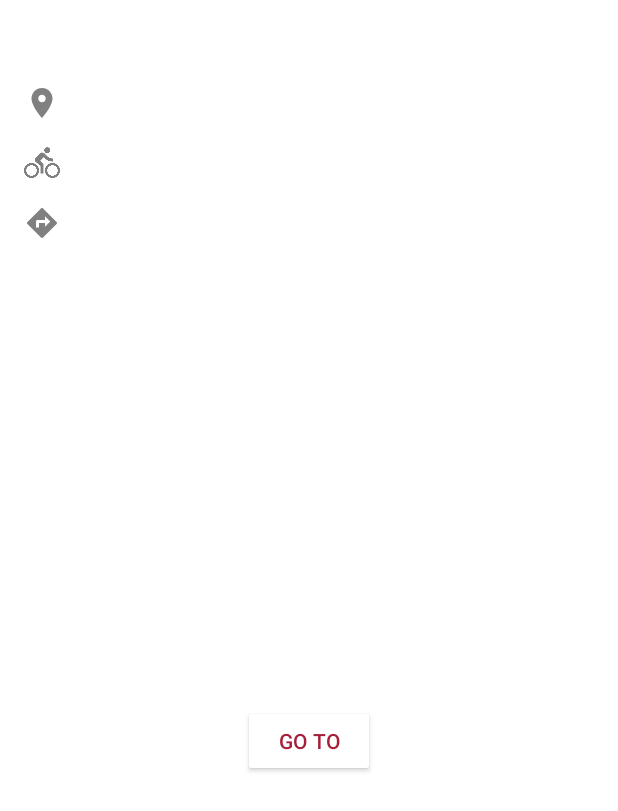
After one commit to conerns/UniMiBike, an Android app: the layout bottom_sheet_layout_rack.xml on its own in the app's theme, with its tools: preview values and no code run, on a phone screen of 412 x 824 dp. The commit adds this screen. Shown: the top 811 px of the screen. Run offline under Robolectric (Android 15) with nearby library versions, the phone set to English and light mode, and no system bars.

Commit message:
-Bottom_sheet_rack con descrizione rastrelliera e apertura di map. -ProgressBar nella procedura di login

```diff
--- a/app/src/debug/res/values/google_maps_api.xml
+++ b/app/src/debug/res/values/google_maps_api.xml
@@ -9,10 +9,10 @@
     You can also add your credentials to an existing key, using these values:
 
     Package name:
-    com.unimib.unimibike.ProjectFiles
+    com.unimib.unimibike
 
     SHA-1 certificate fingerprint:
-    BF:85:59:A7:C2:31:12:2C:F9:61:41:60:1F:A3:AE:11:61:3C:86:1D
+    76:32:CA:F4:AC:EE:B5:3C:8F:E1:9F:F6:9D:D8:CF:D7:71:AE:D6:77
 
     Alternatively, follow the directions here:
     https://developers.google.com/maps/documentation/android/start#get-key
@@ -20,5 +20,5 @@
     Once you have your key (it starts with "AIza"), replace the "google_maps_key"
     string in this file.
     -->
-    <string name="google_maps_key" templateMergeStrategy="preserve" translatable="false">AIzaSyA_VsT-Shay2WcmIZgx5Ru1ddSkrHAKxSM</string>
+    <string name="google_maps_key" templateMergeStrategy="preserve" translatable="false">AIzaSyAaH1e56MSrSxE08awd3Nrq_sdExBrHYqY</string>
 </resources>
--- /dev/null
+++ b/app/src/main/res/layout/bottom_sheet_layout_rack.xml
@@ -0,0 +1,101 @@
+<?xml version="1.0" encoding="utf-8"?>
+<androidx.constraintlayout.widget.ConstraintLayout xmlns:android="http://schemas.android.com/apk/res/android"
+    xmlns:app="http://schemas.android.com/apk/res-auto"
+    xmlns:tools="http://schemas.android.com/tools"
+    android:layout_width="match_parent"
+    android:layout_height="match_parent">
+
+    <TextView
+        android:id="@+id/go_to_rack_textview_title"
+        android:layout_width="wrap_content"
+        android:layout_height="wrap_content"
+        android:layout_marginStart="16dp"
+        android:layout_marginLeft="16dp"
+        android:layout_marginTop="8dp"
+        android:layout_marginEnd="16dp"
+        android:layout_marginRight="16dp"
+        android:textAllCaps="true"
+        android:textColor="@color/color_black"
+        android:textSize="24sp"
+        android:textStyle="bold"
+        app:layout_constraintEnd_toEndOf="parent"
+        app:layout_constraintStart_toStartOf="parent"
+        app:layout_constraintTop_toTopOf="parent" />
+
+    <ImageView
+        android:id="@+id/rack_position_icon"
+        android:layout_width="wrap_content"
+        android:layout_height="wrap_content"
+        android:layout_marginStart="16dp"
+        android:layout_marginLeft="16dp"
+        android:layout_marginTop="16dp"
+        android:tint="@color/color_grey"
+        app:layout_constraintStart_toStartOf="parent"
+        app:layout_constraintTop_toBottomOf="@+id/go_to_rack_textview_title"
+        app:srcCompat="@drawable/baseline_room_24" />
+
+    <ImageView
+        android:id="@+id/rack_bike_icon"
+        android:layout_width="wrap_content"
+        android:layout_height="wrap_content"
+        android:layout_marginTop="16dp"
+        android:tint="@color/color_grey"
+        app:layout_constraintStart_toStartOf="@+id/rack_position_icon"
+        app:layout_constraintTop_toBottomOf="@+id/rack_position_icon"
+        app:srcCompat="@drawable/icona_bici" />
+
+    <ImageView
+        android:id="@+id/rack_distance_icon"
+        android:layout_width="wrap_content"
+        android:layout_height="wrap_content"
+        android:layout_marginTop="16dp"
+        android:tint="@color/color_grey"
+        app:layout_constraintStart_toStartOf="@+id/rack_bike_icon"
+        app:layout_constraintTop_toBottomOf="@+id/rack_bike_icon"
+        app:srcCompat="@drawable/baseline_directions_24" />
+
+    <TextView
+        android:id="@+id/rack_address"
+        android:layout_width="wrap_content"
+        android:layout_height="wrap_content"
+        android:layout_marginStart="16dp"
+        android:layout_marginLeft="16dp"
+        app:layout_constraintStart_toEndOf="@+id/rack_position_icon"
+        app:layout_constraintTop_toTopOf="@+id/rack_position_icon" />
+
+    <TextView
+        android:id="@+id/rack_bike_avaible"
+        android:layout_width="wrap_content"
+        android:layout_height="wrap_content"
+        android:layout_marginStart="16dp"
+        android:layout_marginLeft="16dp"
+        app:layout_constraintStart_toEndOf="@+id/rack_bike_icon"
+        app:layout_constraintTop_toTopOf="@+id/rack_bike_icon" />
+
+    <TextView
+        android:id="@+id/rack_distance"
+        android:layout_width="wrap_content"
+        android:layout_height="wrap_content"
+        android:layout_marginStart="16dp"
+        android:layout_marginLeft="16dp"
+        app:layout_constraintStart_toEndOf="@+id/rack_distance_icon"
+        app:layout_constraintTop_toTopOf="@+id/rack_distance_icon" />
+
+    <Button
+        android:id="@+id/button_go_to_rack"
+        style="@style/Widget.MyTheme.Button.OutlinedButton"
+        android:layout_width="wrap_content"
+        android:layout_height="wrap_content"
+        android:layout_marginStart="32dp"
+        android:layout_marginLeft="32dp"
+        android:layout_marginTop="16dp"
+        android:layout_marginEnd="32dp"
+        android:layout_marginRight="32dp"
+        android:layout_marginBottom="8dp"
+        android:text="@string/go_to"
+        app:layout_constraintBottom_toBottomOf="parent"
+        app:layout_constraintEnd_toEndOf="parent"
+        app:layout_constraintStart_toStartOf="parent"
+        app:layout_constraintTop_toBottomOf="@+id/rack_distance" />
+
+</androidx.constraintlayout.widget.ConstraintLayout>
--- a/app/src/main/res/values/strings.xml
+++ b/app/src/main/res/values/strings.xml
@@ -46,4 +46,7 @@
     <string name="apply_bike_added">Apply bike added</string>
     <string name="select_bike_position">select bike position</string>
     <string name="insert_unlock_code">insert unlock code</string>
+
+    <string name="go_to">Go to</string>
+    <string name="avaible_bikes">avaible bikes</string>
 </resources>
--- a/app/src/main/res/values/styles.xml
+++ b/app/src/main/res/values/styles.xml
@@ -64,4 +64,8 @@
     <style name="Widget.MyTheme.TextViewButton" parent="Widget.AppCompat.TextView">
         <item name="android:textColor">?attr/colorOnSecondary</item>
     </style>
+
+    <style name="Theme.MyApp.UnimibAccent">
+        <item name="colorAccent">?attr/colorPrimary</item>
+    </style>
 </resources>
```
Also changed, not shown: app/src/main/java/com/unimib/unimibike/ProjectFiles/BottomSheetRack.java (added, +74 -0 lines), app/src/main/java/com/unimib/unimibike/ProjectFiles/FrameNoleggio.java (+22 -2 lines), app/src/main/java/com/unimib/unimibike/ProjectFiles/MainActivity.java (+12 -1 lines), app/src/main/java/com/unimib/unimibike/Util/UnimibBikeFetcher.java (+36 -0 lines), app/src/main/res/layout/activity_main.xml (+19 -1 lines), 1 other file.
